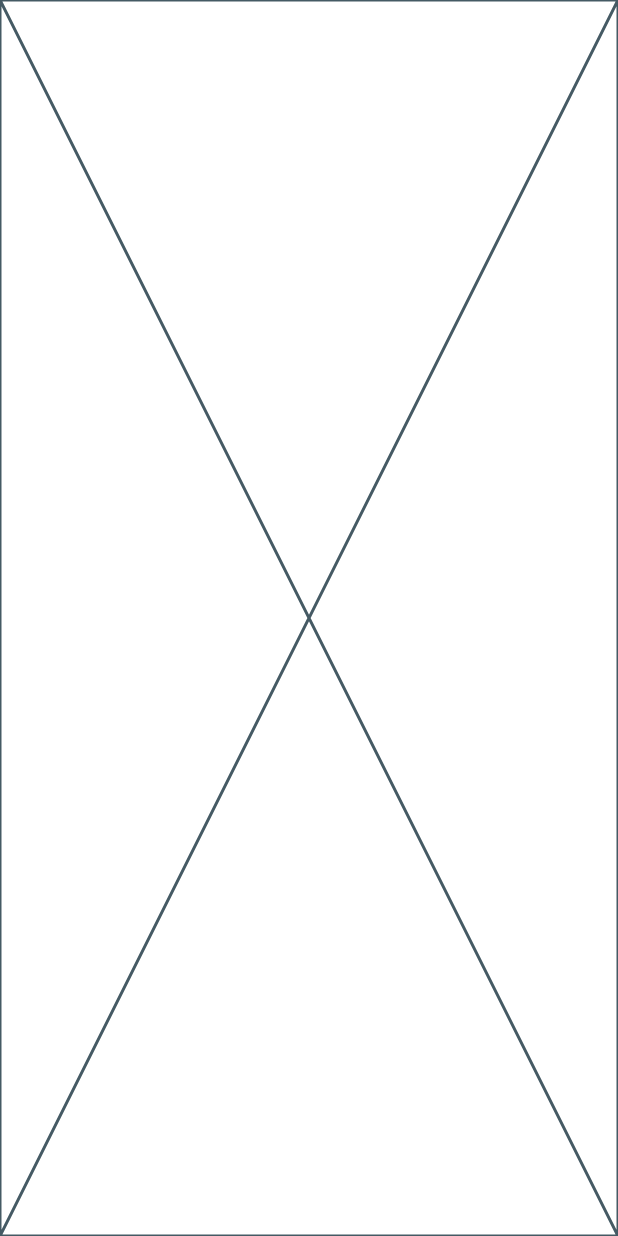
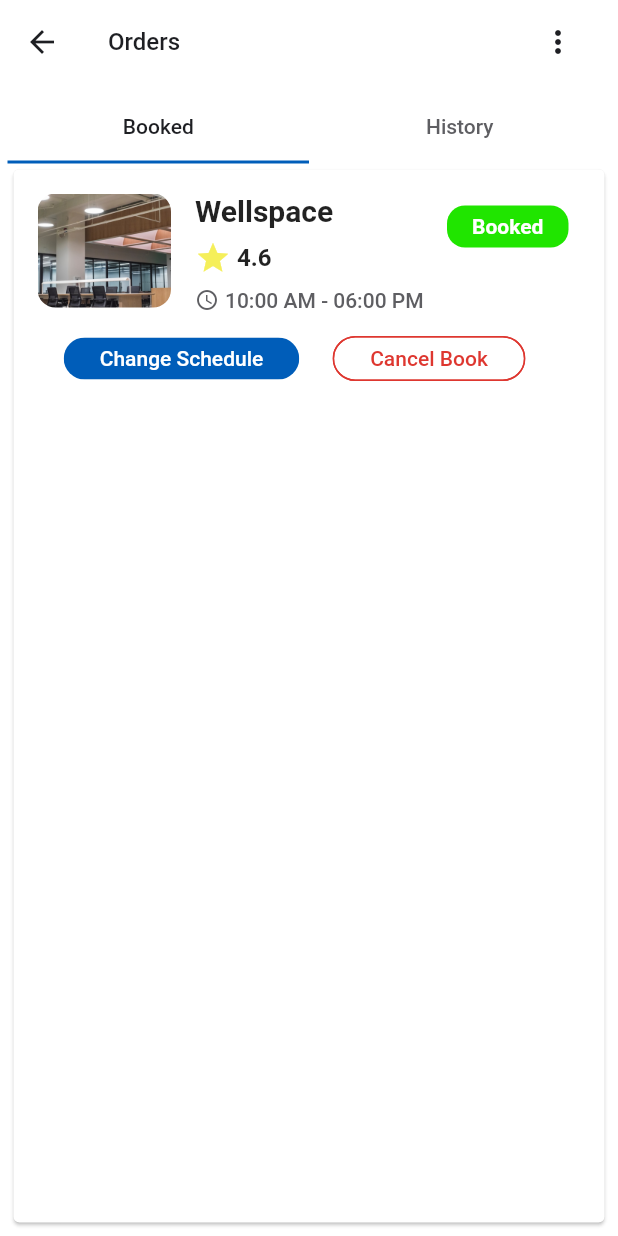
Before and after one commit to Kelompok-13-Alterra/flutter_capstone, a Flutter app: the screen it shows after launch, on a phone screen of 412 x 824 dp. Run offline on Flutter 3.47's test engine with Material 2 defaults, Android fonts, the phone set to English and light mode, and no system bars; our stand-ins replace google_fonts.

Commit message:
order-tab-bar

```diff
--- a/lib/main.dart
+++ b/lib/main.dart
@@ -1,4 +1,5 @@
 import 'package:flutter/material.dart';
+import 'package:flutter_capstone_order_tab_bar/screens/order_tab.dart';
 
 void main() {
   runApp(const MyApp());
@@ -14,6 +15,8 @@ class MyApp extends StatefulWidget {
 class _MyAppState extends State<MyApp> {
   @override
   Widget build(BuildContext context) {
-    return const Placeholder();
+    return const MaterialApp(
+      home: OrderTab(),
+    );
   }
 }
--- /dev/null
+++ b/lib/screens/order_tab.dart
@@ -0,0 +1,112 @@
+import 'package:flutter/material.dart';
+import 'package:flutter_capstone_order_tab_bar/widgets/booked_widget.dart';
+import 'package:flutter_capstone_order_tab_bar/widgets/history_ordered_widget.dart';
+import '../theme.dart';
+
+class OrderTab extends StatefulWidget {
+  const OrderTab({super.key});
+
+  @override
+  State<OrderTab> createState() => _OrderTabState();
+}
+
+class _OrderTabState extends State<OrderTab>
+    with SingleTickerProviderStateMixin {
+  late TabController _tabController;
+  int _currentTabIndex = 0;
+
+  @override
+  void initState() {
+    super.initState();
+    _tabController = TabController(length: 2, vsync: this);
+    _tabController.addListener(_handleTabSelection);
+  }
+
+  @override
+  void dispose() {
+    _tabController.dispose();
+    super.dispose();
+  }
+
+  void _handleTabSelection() {
+    setState(() {
+      _currentTabIndex = _tabController.index;
+    });
+  }
+
+  @override
+  Widget build(BuildContext context) {
+    return Scaffold(
+        appBar: AppBar(
+          elevation: 0.0,
+          backgroundColor: kWhiteColor,
+          leading: IconButton(
+            icon: const Icon(Icons.arrow_back),
+            color: kBlackColor,
+            onPressed: () {
+              // Aksi ketika tombol panah kembali ditekan
+            },
+          ),
+          title: Row(
+            mainAxisAlignment: MainAxisAlignment.spaceBetween,
+            children: [
+              Text(
+                'Orders',
+                style:
+                    blackTextStyle.copyWith(fontSize: 16, fontWeight: medium),
+              ),
+              IconButton(
+                icon: Icon(Icons.more_vert, color: kBlackColor),
+                onPressed: () {
+                  // Aksi ketika tombol tanda titik tiga ditekan
+                },
+              ),
+            ],
+          ),
+        ),
+        body: Container(
+          color: kWhiteColor,
+          child: Padding(
+            padding: const EdgeInsets.all(5),
+            child: Expanded(
+              child: DefaultTabController(
+                length: 2, // Jumlah tab yang ingin ditampilkan
+                initialIndex: _currentTabIndex,
+                child: Column(
+                  children: [
+                    Container(
+                      color: kWhiteColor,
+                      child: TabBar(
+                        controller: _tabController,
+                        indicatorColor: kPrimaryColor,
+                        unselectedLabelColor: kGreyColor,
+                        labelColor: kBlackColor,
+                        tabs: const [
+                          Tab(
+                            text: "Booked",
+                          ),
+                          Tab(
+                            text: "History",
+                          )
+                        ],
+                      ),
+                    ),
+                    Expanded(
+                      child: TabBarView(
+                        controller: _tabController,
+                        children: const [
+                          // Widget yang ingin ditampilkan di tab "Booked"
+                          BookedWidget(),
+                          // Widget yang ingin ditampilkan di tab "History"
+                          HistoryOrdered(),
+                        ],
+                      ),
+                    )
+                  ],
+                ),
+              ),
+            ),
+          ),
+        ));
+  }
+}
--- /dev/null
+++ b/lib/theme.dart
@@ -0,0 +1,38 @@
+import 'package:flutter/material.dart';
+import 'package:google_fonts/google_fonts.dart';
+
+double defaultMargin = 24.0;
+double defaultRadius = 17.0;
+
+Color kPrimaryColor = const Color(0xff005DB9);
+Color kBlackColor = const Color(0xff1E1F23);
+Color kWhiteColor = const Color(0xffFFFFFF);
+Color kGreyColor = const Color(0xff5E5E62);
+Color kRedColor = const Color(0xffDE3730);
+Color kGreenColor = const Color(0xff20E500);
+Color kYellowColor = const Color(0xffF5EF5A);
+Color kPurpleColor = const Color(0xff8567BD);
+
+TextStyle primaryTextStyle = GoogleFonts.roboto(
+  color: kPrimaryColor,
+);
+
+TextStyle blackTextStyle = GoogleFonts.roboto(
+  color: kBlackColor,
+);
+
+TextStyle whiteTextStyle = GoogleFonts.roboto(
+  color: kWhiteColor,
+);
+
+TextStyle greyTextStyle = GoogleFonts.roboto(
+  color: kGreyColor,
+);
+
+FontWeight light = FontWeight.w300;
+FontWeight regular = FontWeight.w400;
+FontWeight medium = FontWeight.w500;
+FontWeight semiBold = FontWeight.w600;
+FontWeight bold = FontWeight.w700;
+FontWeight extraBold = FontWeight.w800;
+FontWeight black = FontWeight.w900;
--- /dev/null
+++ b/lib/widgets/booked_widget.dart
@@ -0,0 +1,162 @@
+import 'package:flutter/material.dart';
+import 'package:flutter_capstone_order_tab_bar/theme.dart';
+
+class BookedWidget extends StatelessWidget {
+  const BookedWidget({super.key});
+
+  @override
+  Widget build(BuildContext context) {
+    return Card(
+      child: Container(
+        height: 172,
+        width: 360,
+        padding: const EdgeInsets.all(16),
+        child: Stack(
+          children: [
+            Row(
+              crossAxisAlignment: CrossAxisAlignment.start,
+              children: [
+                Container(
+                  width: 89,
+                  height: 76,
+                  decoration: BoxDecoration(
+                    borderRadius: BorderRadius.circular(12),
+                    image: const DecorationImage(
+                      image: AssetImage('assets/office1.png'),
+                      fit: BoxFit.cover,
+                    ),
+                  ),
+                ),
+                const SizedBox(width: 16),
+                Column(
+                  crossAxisAlignment: CrossAxisAlignment.start,
+                  children: [
+                    const Text(
+                      'Wellspace',
+                      style: TextStyle(
+                        fontWeight: FontWeight.bold,
+                        fontSize: 20,
+                      ),
+                    ),
+                    const SizedBox(height: 8),
+                    Row(
+                      children: [
+                        Icon(Icons.star, color: kYellowColor),
+                        const SizedBox(width: 4),
+                        const Text(
+                          '4.6',
+                          style: TextStyle(
+                            fontWeight: FontWeight.bold,
+                            fontSize: 16,
+                          ),
+                        ),
+                      ],
+                    ),
+                    const SizedBox(height: 8),
+                    Row(
+                      children: [
+                        Icon(Icons.access_time, size: 16, color: kGreyColor),
+                        const SizedBox(width: 4),
+                        Text(
+                          '10:00 AM - 06:00 PM',
+                          style: TextStyle(
+                            fontSize: 14,
+                            fontWeight: FontWeight.w500,
+                            color: kGreyColor,
+                          ),
+                        ),
+                      ],
+                    ),
+                  ],
+                ),
+              ],
+            ),
+            Positioned(
+              top: 8,
+              right: 8,
+              child: Container(
+                height: 28,
+                width: 81,
+                padding: const EdgeInsets.symmetric(horizontal: 8, vertical: 4),
+                decoration: BoxDecoration(
+                  color: kGreenColor,
+                  borderRadius: BorderRadius.circular(12),
+                ),
+                child: Center(
+                  child: Text(
+                    'Booked',
+                    style: TextStyle(
+                      color: kWhiteColor,
+                      fontWeight: FontWeight.bold,
+                      fontSize: 14,
+                    ),
+                  ),
+                ),
+              ),
+            ),
+            Positioned(
+              top: 90,
+              left: 16,
+              child: Wrap(
+                spacing: 5,
+                children: [
+                  SizedBox(
+                    width: 160,
+                    height: 40,
+                    child: ChoiceChip(
+                      label: const Text(
+                        'Change Schedule',
+                        style: TextStyle(
+                          fontSize: 14,
+                          fontWeight: FontWeight.w500,
+                        ),
+                      ),
+                      selected: false,
+                      onSelected: (_) {
+                        // Aksi ketika choice chip "Change Schedule" dipilih
+                      },
+                      shape: RoundedRectangleBorder(
+                        borderRadius: BorderRadius.circular(100),
+                      ),
+                      backgroundColor: kPrimaryColor,
+                      labelStyle: TextStyle(color: kWhiteColor),
+                      padding: const EdgeInsets.symmetric(
+                          horizontal: 16, vertical: 8),
+                      materialTapTargetSize: MaterialTapTargetSize.shrinkWrap,
+                      visualDensity: VisualDensity.compact,
+                    ),
+                  ),
+                  SizedBox(
+                    width: 160,
+                    height: 40,
+                    child: ChoiceChip(
+                      label: const Text(
+                        'Cancel Book',
+                        style: TextStyle(
+                            fontSize: 14, fontWeight: FontWeight.w500),
+                      ),
+                      selected: false,
+                      onSelected: (_) {
+                        // Aksi ketika choice chip "Cancel Booked" dipilih
+                      },
+                      shape: RoundedRectangleBorder(
+                        borderRadius: BorderRadius.circular(100),
+                        side: BorderSide(color: kRedColor),
+                      ),
+                      backgroundColor: kWhiteColor,
+                      labelStyle: TextStyle(color: kRedColor),
+                      padding: const EdgeInsets.symmetric(
+                          horizontal: 16, vertical: 8),
+                      materialTapTargetSize: MaterialTapTargetSize.shrinkWrap,
+                      visualDensity: VisualDensity.compact,
+                    ),
+                  ),
+                ],
+              ),
+            ),
+          ],
+        ),
+      ),
+    );
+  }
+}
```
Also changed, not shown: lib/widgets/history_ordered_widget.dart (added, +171 -0 lines), lib/widgets/history_reviewed_widget.dart (added, +161 -0 lines), pubspec.yaml (+9 -15 lines), assets/office1.png (added), pubspec.lock, 21 other files.
